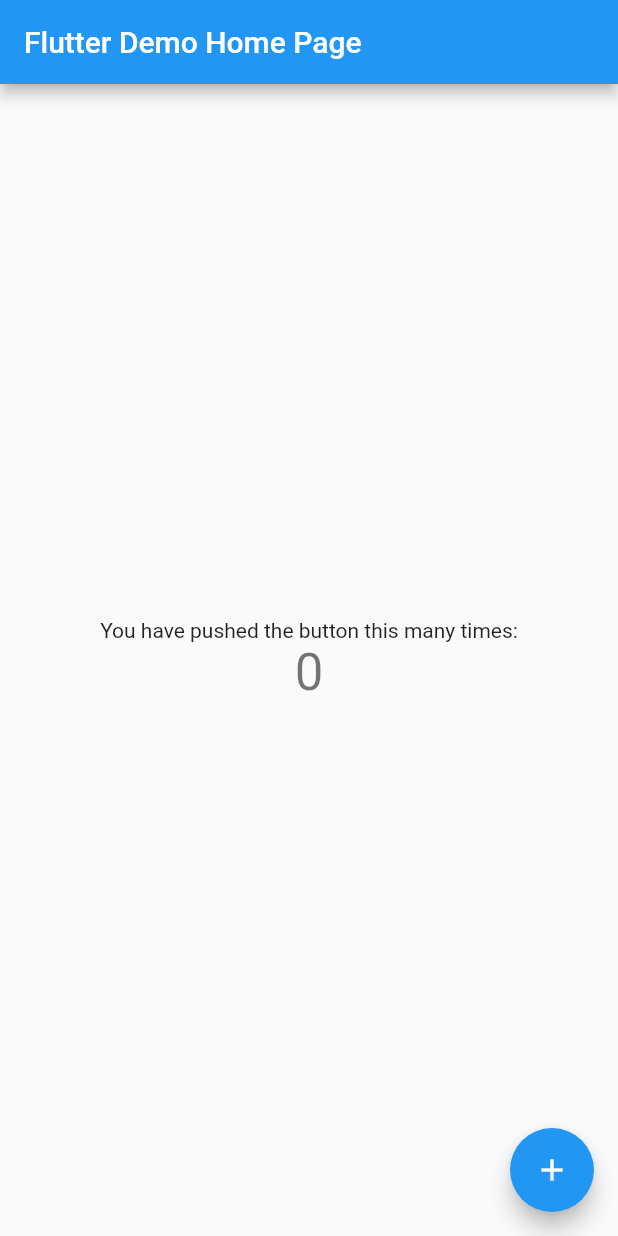
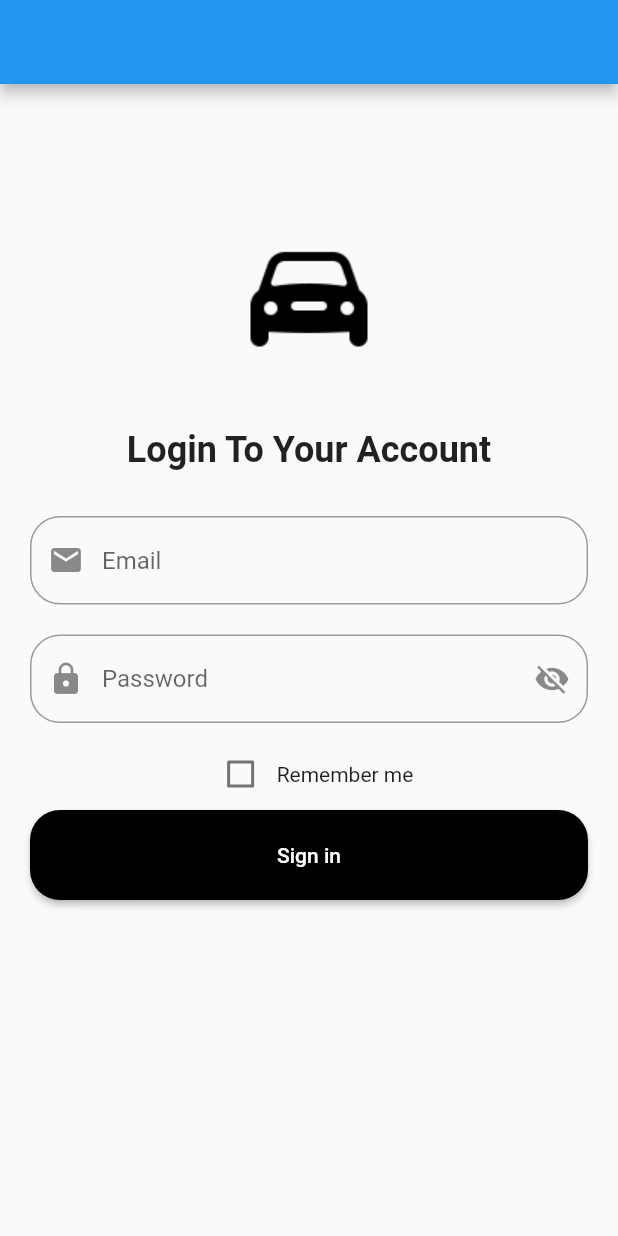
Before and after one commit to HaiDinh25/CarMarket, a Flutter app: the screen it shows after launch, on a phone screen of 412 x 824 dp. Run offline on Flutter 3.47's test engine with Material 2 defaults, Android fonts, the phone set to English and light mode, and no system bars.

Commit message:
first commit

```diff
--- a/lib/main.dart
+++ b/lib/main.dart
@@ -6,110 +6,133 @@ void main() {
 
 class MyApp extends StatelessWidget {
   const MyApp({Key? key}) : super(key: key);
+  static const String _title = '';
 
-  // This widget is the root of your application.
   @override
   Widget build(BuildContext context) {
     return MaterialApp(
-      title: 'Flutter Demo',
-      theme: ThemeData(
-        // This is the theme of your application.
-        //
-        // Try running your application with "flutter run". You'll see the
-        // application has a blue toolbar. Then, without quitting the app, try
-        // changing the primarySwatch below to Colors.green and then invoke
-        // "hot reload" (press "r" in the console where you ran "flutter run",
-        // or simply save your changes to "hot reload" in a Flutter IDE).
-        // Notice that the counter didn't reset back to zero; the application
-        // is not restarted.
-        primarySwatch: Colors.blue,
+      title: _title,
+      theme: ThemeData(),
+      home: Scaffold(
+        appBar: AppBar(
+          title: const Text(_title),
+        ),
+        body: const MyHomePage(),
       ),
-      home: const MyHomePage(title: 'Flutter Demo Home Page'),
     );
   }
 }
 
 class MyHomePage extends StatefulWidget {
-  const MyHomePage({Key? key, required this.title}) : super(key: key);
-
-  // This widget is the home page of your application. It is stateful, meaning
-  // that it has a State object (defined below) that contains fields that affect
-  // how it looks.
-
-  // This class is the configuration for the state. It holds the values (in this
-  // case the title) provided by the parent (in this case the App widget) and
-  // used by the build method of the State. Fields in a Widget subclass are
-  // always marked "final".
-
-  final String title;
+  const MyHomePage({Key? key}) : super(key: key);
 
   @override
   State<MyHomePage> createState() => _MyHomePageState();
 }
 
 class _MyHomePageState extends State<MyHomePage> {
-  int _counter = 0;
-
-  void _incrementCounter() {
-    setState(() {
-      // This call to setState tells the Flutter framework that something has
-      // changed in this State, which causes it to rerun the build method below
-      // so that the display can reflect the updated values. If we changed
-      // _counter without calling setState(), then the build method would not be
-      // called again, and so nothing would appear to happen.
-      _counter++;
-    });
-  }
+  TextEditingController nameController = TextEditingController();
+  TextEditingController passwordController = TextEditingController();
+  bool _isHidden = true;
+  bool _value = false;
 
   @override
   Widget build(BuildContext context) {
-    // This method is rerun every time setState is called, for instance as done
-    // by the _incrementCounter method above.
-    //
-    // The Flutter framework has been optimized to make rerunning build methods
-    // fast, so that you can just rebuild anything that needs updating rather
-    // than having to individually change instances of widgets.
-    return Scaffold(
-      appBar: AppBar(
-        // Here we take the value from the MyHomePage object that was created by
-        // the App.build method, and use it to set our appbar title.
-        title: Text(widget.title),
+    return Padding(
+      padding: const EdgeInsets.all(10),
+      child: ListView(
+        children: <Widget>[
+          const SizedBox(
+            height: 70,
+          ),
+          Container(
+            alignment: Alignment.center,
+            padding: const EdgeInsets.all(20),
+            child: Image.asset('assets/images/login2.png'),
+          ),
+          Container(
+            alignment: Alignment.center,
+            padding: const EdgeInsets.all(20),
+            child: const Text(
+              'Login To Your Account',
+              style: TextStyle(fontSize: 24, fontWeight: FontWeight.bold),
+            ),
+          ),
+          Container(
+            padding: const EdgeInsets.all(10),
+            child: TextField(
+              controller: nameController,
+              decoration: InputDecoration(
+                  prefixIcon: const Icon(Icons.email),
+                  hintText: 'Email',
+                  border: OutlineInputBorder(
+                      borderRadius: BorderRadius.circular(20))),
+            ),
+          ),
+          Container(
+            padding: const EdgeInsets.all(10),
+            child: TextField(
+              obscureText: _isHidden,
+              controller: passwordController,
+              decoration: InputDecoration(
+                prefixIcon: const Icon(Icons.lock),
+                hintText: 'Password',
+                border:
+                    OutlineInputBorder(borderRadius: BorderRadius.circular(20)),
+                suffixIcon: GestureDetector(
+                  onTap: () {
+                    setState(() {
+                      _isHidden = !_isHidden;
+                    });
+                  },
+                  child: Icon(
+                    _isHidden ? Icons.visibility_off : Icons.visibility,
+                  ),
+                ),
+              ),
+            ),
+          ),
+          Row(
+            mainAxisAlignment: MainAxisAlignment.center,
+            children: [
+              Container(
+                child: Checkbox(
+                  value: _value,
+                  onChanged: (value) {
+                    setState(() {
+                      _value = value!;
+                    });
+                  },
+                  activeColor: Colors.black,
+                ),
+              ),
+              const Text('Remember me')
+            ],
+          ),
+          Container(
+            height: 60,
+            padding: const EdgeInsets.fromLTRB(10, 0, 10, 0),
+            child: ElevatedButton(
+              style: ButtonStyle(
+                  foregroundColor:
+                      MaterialStateProperty.all<Color>(Colors.white),
+                  backgroundColor:
+                      MaterialStateProperty.all<Color>(Colors.black),
+                  shape: MaterialStateProperty.all<RoundedRectangleBorder>(
+                      RoundedRectangleBorder(
+                    borderRadius: BorderRadius.circular(20),
+                  ))),
+              onPressed: () {
+                // Navigator.push(
+                //   context,
+                //   MaterialPageRoute(builder: (context) => const HomeRoute()),
+                // );
+              },
+              child: const Text('Sign in'),
+            ),
+          ),
+        ],
       ),
-      body: Center(
-        // Center is a layout widget. It takes a single child and positions it
-        // in the middle of the parent.
-        child: Column(
-          // Column is also a layout widget. It takes a list of children and
-          // arranges them vertically. By default, it sizes itself to fit its
-          // children horizontally, and tries to be as tall as its parent.
-          //
-          // Invoke "debug painting" (press "p" in the console, choose the
-          // "Toggle Debug Paint" action from the Flutter Inspector in Android
-          // Studio, or the "Toggle Debug Paint" command in Visual Studio Code)
-          // to see the wireframe for each widget.
-          //
-          // Column has various properties to control how it sizes itself and
-          // how it positions its children. Here we use mainAxisAlignment to
-          // center the children vertically; the main axis here is the vertical
-          // axis because Columns are vertical (the cross axis would be
-          // horizontal).
-          mainAxisAlignment: MainAxisAlignment.center,
-          children: <Widget>[
-            const Text(
-              'You have pushed the button this many times:',
-            ),
-            Text(
-              '$_counter',
-              style: Theme.of(context).textTheme.headline4,
-            ),
-          ],
-        ),
-      ),
-      floatingActionButton: FloatingActionButton(
-        onPressed: _incrementCounter,
-        tooltip: 'Increment',
-        child: const Icon(Icons.add),
-      ), // This trailing comma makes auto-formatting nicer for build methods.
     );
   }
 }
--- a/pubspec.yaml
+++ b/pubspec.yaml
@@ -58,7 +58,8 @@ flutter:
   uses-material-design: true
 
   # To add assets to your application, add an assets section, like this:
-  # assets:
+  assets:
+    - assets/images/
   #   - images/a_dot_burr.jpeg
   #   - images/a_dot_ham.jpeg
 
```
Also changed, not shown: assets/images/anhlogin.jpg (added), assets/images/icons8-car-64.png (added), assets/images/login2.png (added), lib/login/login.dart (added).
